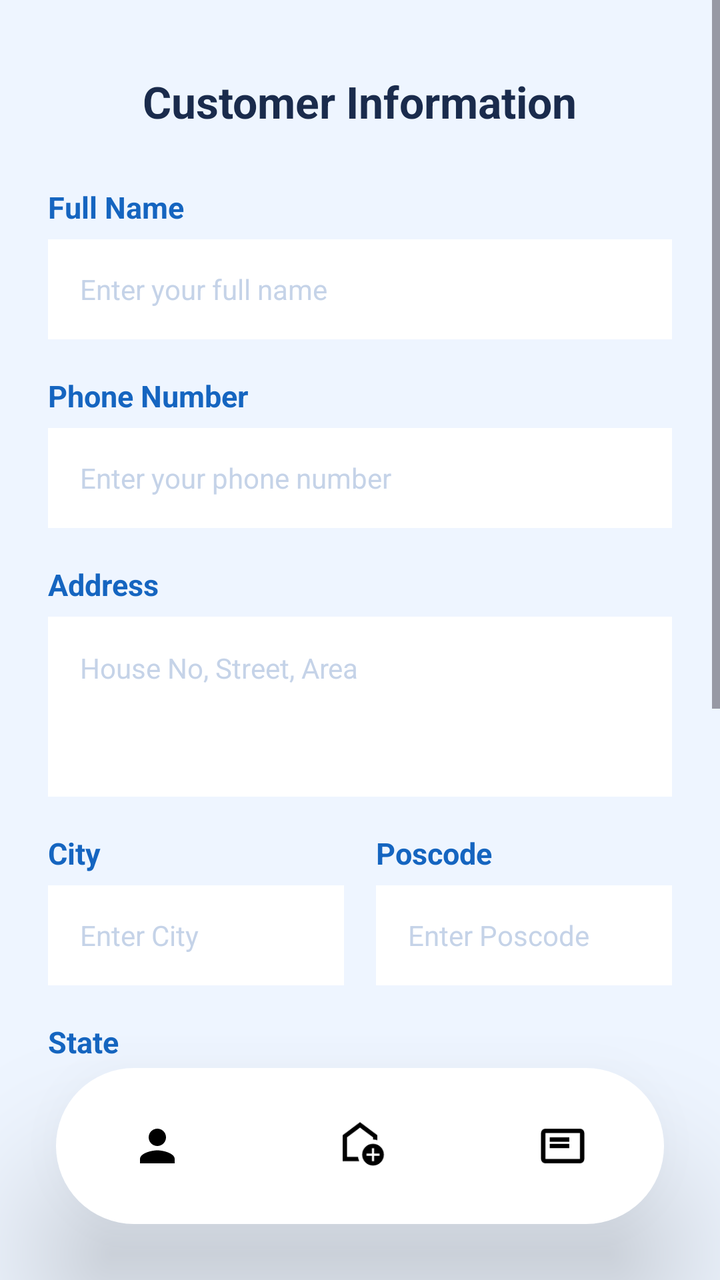
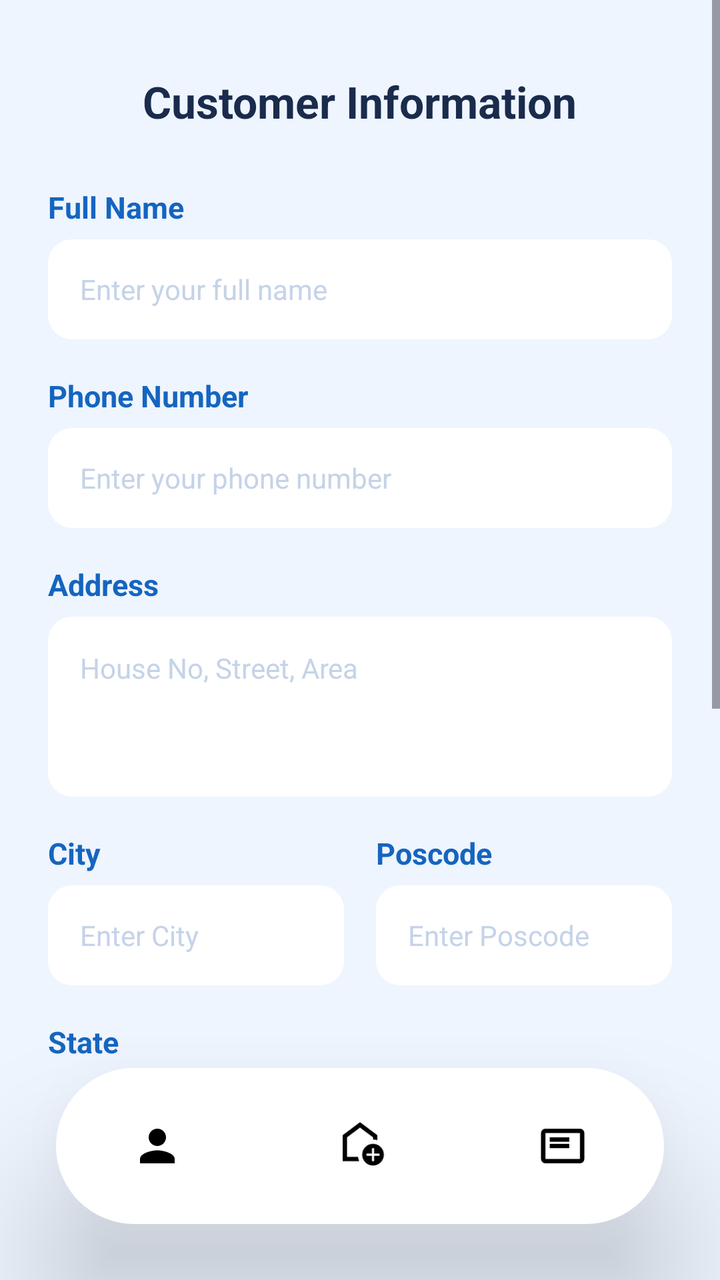

The first picture is an Android layout as it rendered before a commit; the second is the same layout after the commit. The layout source and the unified diff follow.
<!-- AndroidManifest.xml: application theme Theme.EncikAircond -->
<!-- res/layout/activity_add_address.xml -->
<?xml version="1.0" encoding="utf-8"?>
<androidx.constraintlayout.widget.ConstraintLayout
    xmlns:android="http://schemas.android.com/apk/res/android"
    xmlns:app="http://schemas.android.com/apk/res-auto"
    android:layout_width="match_parent"
    android:layout_height="match_parent"
    android:background="#EEF5FF">

    <ScrollView
        android:layout_width="0dp"
        android:layout_height="0dp"
        android:fillViewport="true"
        app:layout_constraintTop_toTopOf="parent"
        app:layout_constraintBottom_toTopOf="@id/bottomBar"
        app:layout_constraintStart_toStartOf="parent"
        app:layout_constraintEnd_toEndOf="parent">

        <RelativeLayout
            android:layout_width="match_parent"
            android:layout_height="wrap_content"
            android:padding="24dp">

            
            <TextView
                android:id="@+id/tvTitle"
                android:layout_width="wrap_content"
                android:layout_height="wrap_content"
                android:layout_centerHorizontal="true"
                android:layout_marginTop="12dp"
                android:text="Customer Information"
                android:textColor="#1A2B4C"
                android:textSize="22sp"
                android:textStyle="bold"/>

            
            <LinearLayout
                android:layout_width="match_parent"
                android:layout_height="wrap_content"
                android:layout_below="@id/tvTitle"
                android:layout_marginTop="28dp"
                android:orientation="vertical">

                
                <TextView
                    android:layout_width="wrap_content"
                    android:layout_height="wrap_content"
                    android:text="Full Name"
                    android:textColor="#1565C0"
                    android:textSize="15sp"
                    android:textStyle="bold"/>

                <EditText
                    android:id="@+id/etFullName"
                    android:layout_width="match_parent"
                    android:layout_height="50dp"
                    android:layout_marginTop="6dp"
                    android:background="@android:color/white"
                    android:hint="Enter your full name"
                    android:inputType="textPersonName"
                    android:paddingHorizontal="16dp"
                    android:textColor="#1A2B4C"
                    android:textColorHint="#C5D3E8"
                    android:textSize="14sp"/>

                
                <TextView
                    android:layout_width="wrap_content"
                    android:layout_height="wrap_content"
                    android:layout_marginTop="18dp"
                    android:text="Phone Number"
                    android:textColor="#1565C0"
                    android:textSize="15sp"
                    android:textStyle="bold"/>

                <EditText
                    android:id="@+id/etPhone"
                    android:layout_width="match_parent"
                    android:layout_height="50dp"
                    android:layout_marginTop="6dp"
                    android:background="@android:color/white"
                    android:hint="Enter your phone number"
                    android:inputType="phone"
                    android:paddingHorizontal="16dp"
                    android:textColor="#1A2B4C"
                    android:textColorHint="#C5D3E8"
                    android:textSize="14sp"/>

                
                <TextView
                    android:layout_width="wrap_content"
                    android:layout_height="wrap_content"
                    android:layout_marginTop="18dp"
                    android:text="Address"
                    android:textColor="#1565C0"
                    android:textSize="15sp"
                    android:textStyle="bold"/>

                <EditText
                    android:id="@+id/etAddress"
                    android:layout_width="match_parent"
                    android:layout_height="90dp"
                    android:layout_marginTop="6dp"
                    android:background="@android:color/white"
                    android:gravity="top|start"
                    android:hint="House No, Street, Area"
                    android:inputType="textMultiLine"
                    android:padding="16dp"
                    android:textColor="#1A2B4C"
                    android:textColorHint="#C5D3E8"
                    android:textSize="14sp"/>

                
                <LinearLayout
                    android:layout_width="match_parent"
                    android:layout_height="wrap_content"
                    android:layout_marginTop="18dp"
                    android:orientation="horizontal">

                    
                    <LinearLayout
                        android:layout_width="0dp"
                        android:layout_height="wrap_content"
                        android:layout_weight="1"
                        android:layout_marginEnd="8dp"
                        android:orientation="vertical">

                        <TextView
                            android:layout_width="wrap_content"
                            android:layout_height="wrap_content"
                            android:text="City"
                            android:textColor="#1565C0"
                            android:textSize="15sp"
                            android:textStyle="bold"/>

                        <EditText
                            android:id="@+id/etCity"
                            android:layout_width="match_parent"
                            android:layout_height="50dp"
                            android:layout_marginTop="6dp"
                            android:background="@android:color/white"
                            android:hint="Enter City"
                            android:inputType="text"
                            android:paddingHorizontal="16dp"
                            android:textColor="#1A2B4C"
                            android:textColorHint="#C5D3E8"
                            android:textSize="14sp"/>

                    </LinearLayout>

                    
                    <LinearLayout
                        android:layout_width="0dp"
                        android:layout_height="wrap_content"
                        android:layout_weight="1"
                        android:layout_marginStart="8dp"
                        android:orientation="vertical">

                        <TextView
                            android:layout_width="wrap_content"
                            android:layout_height="wrap_content"
                            android:text="Poscode"
                            android:textColor="#1565C0"
                            android:textSize="15sp"
                            android:textStyle="bold"/>

                        <EditText
                            android:id="@+id/etPoscode"
                            android:layout_width="match_parent"
                            android:layout_height="50dp"
                            android:layout_marginTop="6dp"
                            android:background="@android:color/white"
                            android:hint="Enter Poscode"
                            android:inputType="number"
                            android:paddingHorizontal="16dp"
                            android:textColor="#1A2B4C"
                            android:textColorHint="#C5D3E8"
                            android:textSize="14sp"/>

                    </LinearLayout>

                </LinearLayout>

                
                <TextView
                    android:layout_width="wrap_content"
                    android:layout_height="wrap_content"
                    android:layout_marginTop="18dp"
                    android:text="State"
                    android:textColor="#1565C0"
                    android:textSize="15sp"
                    android:textStyle="bold"/>

                <EditText
                    android:id="@+id/etState"
                    android:layout_width="match_parent"
                    android:layout_height="50dp"
                    android:layout_marginTop="6dp"
                    android:background="@android:color/white"
                    android:hint="Enter State"
                    android:inputType="text"
                    android:paddingHorizontal="16dp"
                    android:textColor="#1A2B4C"
                    android:textColorHint="#C5D3E8"
                    android:textSize="14sp"/>

                
                <Button
                    android:id="@+id/btnContinue"
                    android:layout_width="match_parent"
                    android:layout_height="52dp"
                    android:layout_marginTop="32dp"
                    android:layout_marginBottom="110dp"
                    android:backgroundTint="#1565C0"
                    android:text="Continue"
                    android:textAllCaps="false"
                    android:textColor="@android:color/white"
                    android:textSize="16sp"
                    android:textStyle="bold"
                    app:cornerRadius="12dp"/>

            </LinearLayout>

        </RelativeLayout>

    </ScrollView>

    
    <LinearLayout
        android:id="@+id/bottomBar"
        android:layout_width="0dp"
        android:layout_height="78dp"
        android:layout_marginStart="28dp"
        android:layout_marginEnd="28dp"
        android:layout_marginBottom="28dp"
        android:background="@drawable/bottom_nav_background"
        android:elevation="20dp"
        android:gravity="center"
        android:orientation="horizontal"
        android:translationZ="20dp"
        android:weightSum="3"
        app:layout_constraintBottom_toBottomOf="parent"
        app:layout_constraintStart_toStartOf="parent"
        app:layout_constraintEnd_toEndOf="parent">

        
        <LinearLayout
            android:id="@+id/navProfile"
            android:layout_width="0dp"
            android:layout_height="match_parent"
            android:layout_weight="1"
            android:gravity="center"
            android:orientation="vertical">

            <ImageView
                android:id="@+id/iconProfile"
                android:layout_width="26dp"
                android:layout_height="26dp"
                android:src="@drawable/ic_person"/>
        </LinearLayout>

        
        <LinearLayout
            android:id="@+id/navHome"
            android:layout_width="0dp"
            android:layout_height="match_parent"
            android:layout_weight="1"
            android:gravity="center"
            android:orientation="vertical">

            <ImageView
                android:id="@+id/iconHome"
                android:layout_width="26dp"
                android:layout_height="26dp"
                android:src="@drawable/ic_home"/>
        </LinearLayout>

        
        <LinearLayout
            android:id="@+id/navOrders"
            android:layout_width="0dp"
            android:layout_height="match_parent"
            android:layout_weight="1"
            android:gravity="center"
            android:orientation="vertical">

            <ImageView
                android:id="@+id/iconOrders"
                android:layout_width="26dp"
                android:layout_height="26dp"
                android:src="@drawable/ic_orders"/>
        </LinearLayout>

    </LinearLayout>

</androidx.constraintlayout.widget.ConstraintLayout>
<!-- resources referenced by this layout -->
<resources>
  <!-- drawable bottom_nav_background (drawable) -->
  <?xml version="1.0" encoding="utf-8"?>
  <shape xmlns:android="http://schemas.android.com/apk/res/android">
  
      <solid android:color="#FFFFFF"/>
  
      <corners android:radius="40dp"/>
  
  </shape>
  <!-- drawable ic_home (drawable) -->
  <?xml version="1.0" encoding="utf-8"?>
  <vector xmlns:android="http://schemas.android.com/apk/res/android"
      android:width="24dp"
      android:height="24dp"
      android:viewportWidth="960"
      android:viewportHeight="960">
  
      <path
          android:fillColor="#FF000000"
          android:pathData="M700,760L740,760L740,660L840,660L840,620L740,620L740,520L700,520L700,620L600,620L600,660L700,660L700,760ZM720,840Q637,840 578.5,781.5Q520,723 520,640Q520,557 578.5,498.5Q637,440 720,440Q803,440 861.5,498.5Q920,557 920,640Q920,723 861.5,781.5Q803,840 720,840ZM160,760L160,280L480,40L800,280L800,372Q781,366 761,363Q741,360 720,360L720,320L480,140L240,320L240,680L443,680Q446,701 452,721Q458,741 467,760L160,760ZM480,410L480,410L480,410L480,410L480,410Q480,410 480,410Q480,410 480,410Q480,410 480,410Z"/>
  </vector>
  <!-- drawable ic_orders (drawable) -->
  <?xml version="1.0" encoding="utf-8"?>
  <vector xmlns:android="http://schemas.android.com/apk/res/android"
      android:autoMirrored="true"
      android:width="24dp"
      android:height="24dp"
      android:viewportWidth="960"
      android:viewportHeight="960">
  
      <path
          android:fillColor="#FF000000"
          android:pathData="M240,520L600,520L600,440L240,440L240,520ZM240,400L600,400L600,320L240,320L240,400ZM160,800Q127,800 103.5,776.5Q80,753 80,720L80,240Q80,207 103.5,183.5Q127,160 160,160L800,160Q833,160 856.5,183.5Q880,207 880,240L880,720Q880,753 856.5,776.5Q833,800 800,800L160,800ZM160,720L800,720Q800,720 800,720Q800,720 800,720L800,240Q800,240 800,240Q800,240 800,240L160,240Q160,240 160,240Q160,240 160,240L160,720Q160,720 160,720Q160,720 160,720ZM160,720Q160,720 160,720Q160,720 160,720L160,240Q160,240 160,240Q160,240 160,240L160,240Q160,240 160,240Q160,240 160,240L160,720Q160,720 160,720Q160,720 160,720Z"/>
  </vector>
  <!-- drawable ic_person (drawable) -->
  <?xml version="1.0" encoding="utf-8"?>
  <vector xmlns:android="http://schemas.android.com/apk/res/android"
      android:width="24dp"
      android:height="24dp"
      android:viewportWidth="24"
      android:viewportHeight="24">
  
      <path
          android:fillColor="#FF000000"
          android:pathData="M12,12c2.21,0 4,-1.79 4,-4c0,-2.21 -1.79,-4 -4,-4c-2.21,0 -4,1.79 -4,4C8,10.21 9.79,12 12,12zM12,14c-2.67,0 -8,1.34 -8,4v2h16v-2C20,15.34 14.67,14 12,14z"/>
  </vector>
  <style name="Theme.EncikAircond" parent="Base.Theme.EncikAircond" />
  <style name="Base.Theme.EncikAircond" parent="Theme.Material3.DayNight.NoActionBar">
          
      </style>
</resources>

<!-- the commit's change to res/layout/activity_add_address.xml (unified diff, before → after) -->
@@ -54,7 +54,7 @@
                     android:layout_width="match_parent"
                     android:layout_height="50dp"
                     android:layout_marginTop="6dp"
-                    android:background="@android:color/white"
+                    android:background="@drawable/bg_address_input"
                     android:hint="Enter your full name"
                     android:inputType="textPersonName"
                     android:paddingHorizontal="16dp"
@@ -77,7 +77,7 @@
                     android:layout_width="match_parent"
                     android:layout_height="50dp"
                     android:layout_marginTop="6dp"
-                    android:background="@android:color/white"
+                    android:background="@drawable/bg_address_input"
                     android:hint="Enter your phone number"
                     android:inputType="phone"
                     android:paddingHorizontal="16dp"
@@ -100,7 +100,7 @@
                     android:layout_width="match_parent"
                     android:layout_height="90dp"
                     android:layout_marginTop="6dp"
-                    android:background="@android:color/white"
+                    android:background="@drawable/bg_address_input"
                     android:gravity="top|start"
                     android:hint="House No, Street, Area"
                     android:inputType="textMultiLine"
@@ -137,7 +137,7 @@
                             android:layout_width="match_parent"
                             android:layout_height="50dp"
                             android:layout_marginTop="6dp"
-                            android:background="@android:color/white"
+                            android:background="@drawable/bg_address_input"
                             android:hint="Enter City"
                             android:inputType="text"
                             android:paddingHorizontal="16dp"
@@ -168,7 +168,7 @@
                             android:layout_width="match_parent"
                             android:layout_height="50dp"
                             android:layout_marginTop="6dp"
-                            android:background="@android:color/white"
+                            android:background="@drawable/bg_address_input"
                             android:hint="Enter Poscode"
                             android:inputType="number"
                             android:paddingHorizontal="16dp"
@@ -195,7 +195,7 @@
                     android:layout_width="match_parent"
                     android:layout_height="50dp"
                     android:layout_marginTop="6dp"
-                    android:background="@android:color/white"
+                    android:background="@drawable/bg_address_input"
                     android:hint="Enter State"
                     android:inputType="text"
                     android:paddingHorizontal="16dp"
<!-- resource entries referenced after the edit -->
@@ -1,5 +1,12 @@
 <!-- resources referenced by this layout -->
 <resources>
+  <!-- drawable bg_address_input (drawable) -->
+  <?xml version="1.0" encoding="utf-8"?>
+  <shape xmlns:android="http://schemas.android.com/apk/res/android"
+      android:shape="rectangle">
+      <solid android:color="@android:color/white" />
+      <corners android:radius="12dp" />
+  </shape>
   <!-- drawable bottom_nav_background (drawable) -->
   <?xml version="1.0" encoding="utf-8"?>
   <shape xmlns:android="http://schemas.android.com/apk/res/android">
